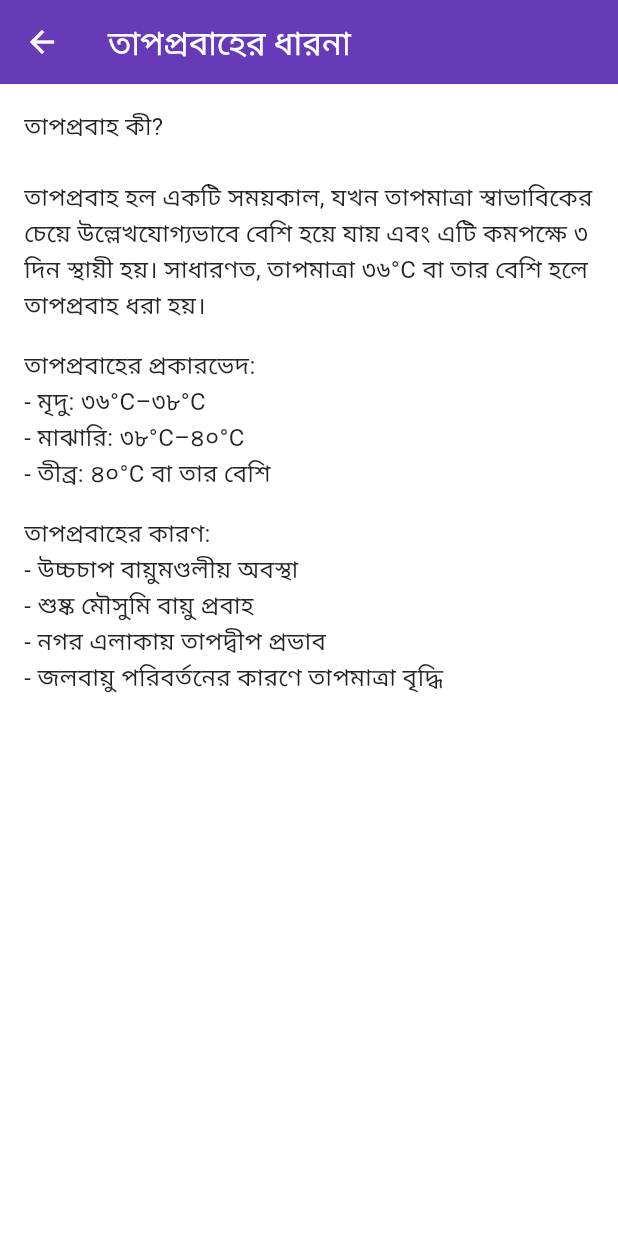
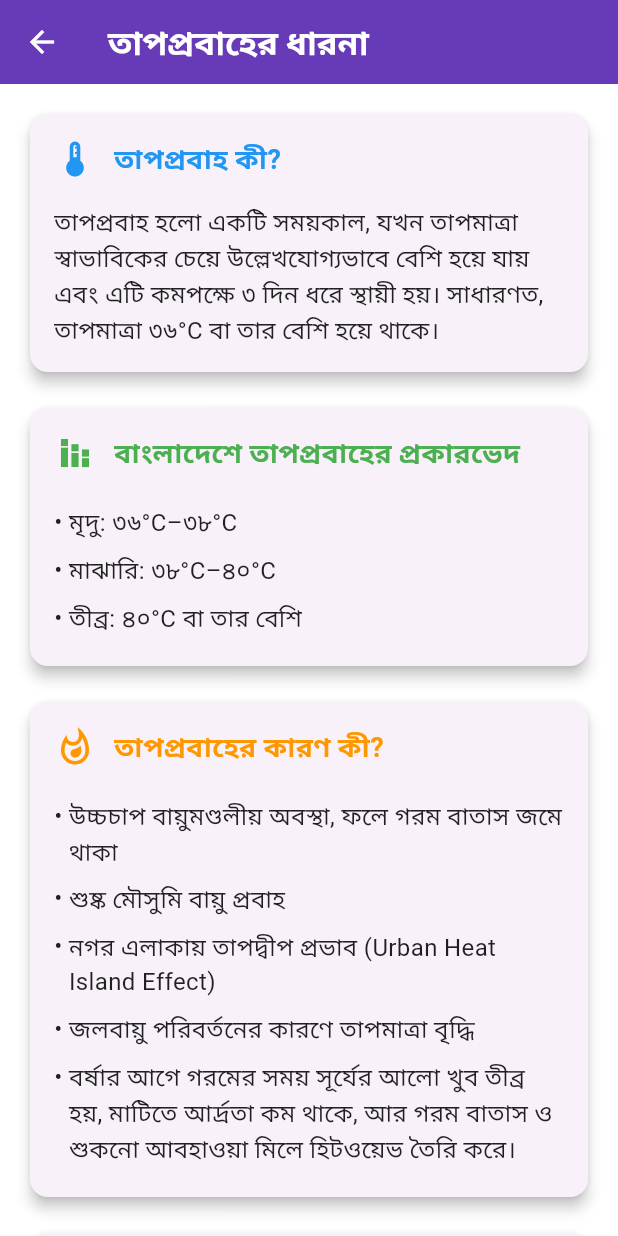
Before and after one commit to abuubaida921/taposurakkha, a Flutter app: the HeatwaveInfoView screen opened by its route, on a phone screen of 412 x 824 dp. Run offline on Flutter 3.47's test engine with Material 3 defaults, Android fonts, the phone set to English and light mode, and no system bars; our stand-ins replace fluttertoast, get, shared_preferences; accounts and stored records are empty.

Commit message:
Heat Wave Info added

```diff
--- a/lib/modules/heatwave_info/heatwave_info_view.dart
+++ b/lib/modules/heatwave_info/heatwave_info_view.dart
@@ -7,30 +7,164 @@ class HeatwaveInfoView extends StatelessWidget {
   Widget build(BuildContext context) {
     return Scaffold(
       appBar: AppBar(
-        title: const Text('তাপপ্রবাহের ধারনা'),
+        title: const Text(
+          'তাপপ্রবাহের ধারনা', // Understanding Heatwaves
+          style: TextStyle(fontWeight: FontWeight.bold),
+        ),
       ),
-      body: Padding(
+      body: SingleChildScrollView(
         padding: const EdgeInsets.all(16.0),
-        child: ListView(
-          children: const [
-            Text(
-              'তাপপ্রবাহ কী?\n\n'
-              'তাপপ্রবাহ হল একটি সময়কাল, যখন তাপমাত্রা স্বাভাবিকের চেয়ে উল্লেখযোগ্যভাবে বেশি হয়ে যায় এবং এটি কমপক্ষে ৩ দিন স্থায়ী হয়। সাধারণত, তাপমাত্রা ৩৬°C বা তার বেশি হলে তাপপ্রবাহ ধরা হয়।',
-              style: TextStyle(fontSize: 16),
+        child: Column(
+          crossAxisAlignment: CrossAxisAlignment.start,
+          children: [
+            // Q1: What is a Heatwave?
+            _buildInfoCard(
+              title: 'তাপপ্রবাহ কী?', // What is a Heatwave?
+              answer: 'তাপপ্রবাহ হলো একটি সময়কাল, যখন তাপমাত্রা স্বাভাবিকের চেয়ে উল্লেখযোগ্যভাবে বেশি হয়ে যায় এবং এটি কমপক্ষে ৩ দিন ধরে স্থায়ী হয়। সাধারণত, তাপমাত্রা ৩৬°C বা তার বেশি হয়ে থাকে।', // A heatwave is a period when the temperature becomes significantly higher than normal and lasts for at least 3 days. Usually, the temperature is 36°C or higher.
+              icon: Icons.thermostat_outlined,
+              color: Colors.blue,
             ),
-            SizedBox(height: 16),
-            Text(
-              'তাপপ্রবাহের প্রকারভেদ:\n- মৃদু: ৩৬°C–৩৮°C\n- মাঝারি: ৩৮°C–৪০°C\n- তীব্র: ৪০°C বা তার বেশি',
-              style: TextStyle(fontSize: 16),
+            const SizedBox(height: 16),
+            // Q2: Types of Heatwaves in Bangladesh
+            _buildInfoCard(
+              title: 'বাংলাদেশে তাপপ্রবাহের প্রকারভেদ', // Types of Heatwaves in Bangladesh
+              icon: Icons.stacked_bar_chart,
+              color: Colors.green,
+              children: [
+                _buildBulletPoint('মৃদু: ৩৬°C–৩৮°C'),
+                _buildBulletPoint('মাঝারি: ৩৮°C–৪০°C'),
+                _buildBulletPoint('তীব্র: ৪০°C বা তার বেশি'),
+              ],
             ),
-            SizedBox(height: 16),
-            Text(
-              'তাপপ্রবাহের কারণ:\n- উচ্চচাপ বায়ুমণ্ডলীয় অবস্থা\n- শুষ্ক মৌসুমি বায়ু প্রবাহ\n- নগর এলাকায় তাপদ্বীপ প্রভাব\n- জলবায়ু পরিবর্তনের কারণে তাপমাত্রা বৃদ্ধি',
-              style: TextStyle(fontSize: 16),
+            const SizedBox(height: 16),
+            // Q3: Causes of Heatwaves
+            _buildInfoCard(
+              title: 'তাপপ্রবাহের কারণ কী?', // What are the Causes of Heatwaves?
+              icon: Icons.whatshot_outlined,
+              color: Colors.orange,
+              children: [
+                _buildBulletPoint('উচ্চচাপ বায়ুমণ্ডলীয় অবস্থা, ফলে গরম বাতাস জমে থাকা'),
+                _buildBulletPoint('শুষ্ক মৌসুমি বায়ু প্রবাহ'),
+                _buildBulletPoint('নগর এলাকায় তাপদ্বীপ প্রভাব (Urban Heat Island Effect)'),
+                _buildBulletPoint('জলবায়ু পরিবর্তনের কারণে তাপমাত্রা বৃদ্ধি'),
+                _buildBulletPoint('বর্ষার আগে গরমের সময় সূর্যের আলো খুব তীব্র হয়, মাটিতে আর্দ্রতা কম থাকে, আর গরম বাতাস ও শুকনো আবহাওয়া মিলে হিটওয়েভ তৈরি করে।'),
+              ],
+            ),
+            const SizedBox(height: 16),
+            // Q4: Symptoms of Heat-Related Health Issues
+            _buildInfoCard(
+              title: 'তাপপ্রবাহের সময় স্বাস্থ্যগত সংকটের লক্ষণ কী কী?', // What are the Symptoms of Heat-Related Health Issues?
+              icon: Icons.sick_outlined,
+              color: Colors.red,
+              children: [
+                _buildSymptomPoint(
+                  symptom: 'হিট এক্সহস্টশন',
+                  description: 'দুর্বলতা, মাথা ঘোরা, বমি বমি ভাব, ঠাণ্ডা, পিলপিলে ত্বক, দ্রুত ও দুর্বল পালস',
+                ),
+                _buildSymptomPoint(
+                  symptom: 'হিট স্ট্রোক',
+                  description: 'ত্বক গরম ও শুষ্ক হওয়া, জ্ঞান হারানো, দ্রুত হার্টবিট, উচ্চ তাপমাত্রা (৪০°C বা বেশি)',
+                ),
+                _buildSymptomPoint(
+                  symptom: 'হিট ক্র্যাম্প',
+                  description: 'পেশীতে আকস্মিক ব্যথা বা সংকোচন, ঘাম হওয়া',
+                ),
+                _buildSymptomPoint(
+                  symptom: 'ডিহাইড্রেশন',
+                  description: 'তৃষ্ণা, শুকনো মুখ, কম প্রস্রাব, দুর্বলতা, চোখ শুকনো ও ডুবে যাওয়া',
+                ),
+                _buildSymptomPoint(
+                  symptom: 'ত্বকের সমস্যা',
+                  description: 'লালচে দাগ বা ফুসকুড়ি, ত্বকে জ্বালা বা চুলকানি',
+                ),
+              ],
             ),
           ],
         ),
       ),
     );
   }
+
+  // Helper method to build a card with a question and answer/list
+  Widget _buildInfoCard({
+    required String title,
+    String? answer,
+    List<Widget>? children,
+    required IconData icon,
+    required Color color,
+  }) {
+    return Card(
+      elevation: 4,
+      shape: RoundedRectangleBorder(borderRadius: BorderRadius.circular(12)),
+      child: Padding(
+        padding: const EdgeInsets.all(16.0),
+        child: Column(
+          crossAxisAlignment: CrossAxisAlignment.start,
+          children: [
+            Row(
+              children: [
+                Icon(icon, color: color, size: 28),
+                const SizedBox(width: 12),
+                Expanded(
+                  child: Text(
+                    title,
+                    style: TextStyle(
+                      fontSize: 18,
+                      fontWeight: FontWeight.bold,
+                      color: color,
+                    ),
+                  ),
+                ),
+              ],
+            ),
+            const SizedBox(height: 16),
+            if (answer != null)
+              Text(
+                answer,
+                style: const TextStyle(fontSize: 16),
+              ),
+            if (children != null) ...children,
+          ],
+        ),
+      ),
+    );
+  }
+
+  // Helper method for bullet points
+  Widget _buildBulletPoint(String text) {
+    return Padding(
+      padding: const EdgeInsets.symmetric(vertical: 4.0),
+      child: Row(
+        crossAxisAlignment: CrossAxisAlignment.start,
+        children: [
+          const Text('• ', style: TextStyle(fontSize: 16)),
+          Expanded(child: Text(text, style: const TextStyle(fontSize: 16))),
+        ],
+      ),
+    );
+  }
+
+  // Helper method for symptoms with descriptions
+  Widget _buildSymptomPoint({
+    required String symptom,
+    required String description,
+  }) {
+    return Padding(
+      padding: const EdgeInsets.symmetric(vertical: 4.0),
+      child: Column(
+        crossAxisAlignment: CrossAxisAlignment.start,
+        children: [
+          Text(
+            '• $symptom:',
+            style: const TextStyle(fontWeight: FontWeight.bold, fontSize: 16),
+          ),
+          const SizedBox(height: 4),
+          Text(
+            description,
+            style: const TextStyle(fontSize: 16),
+          ),
+        ],
+      ),
+    );
+  }
 }
```
